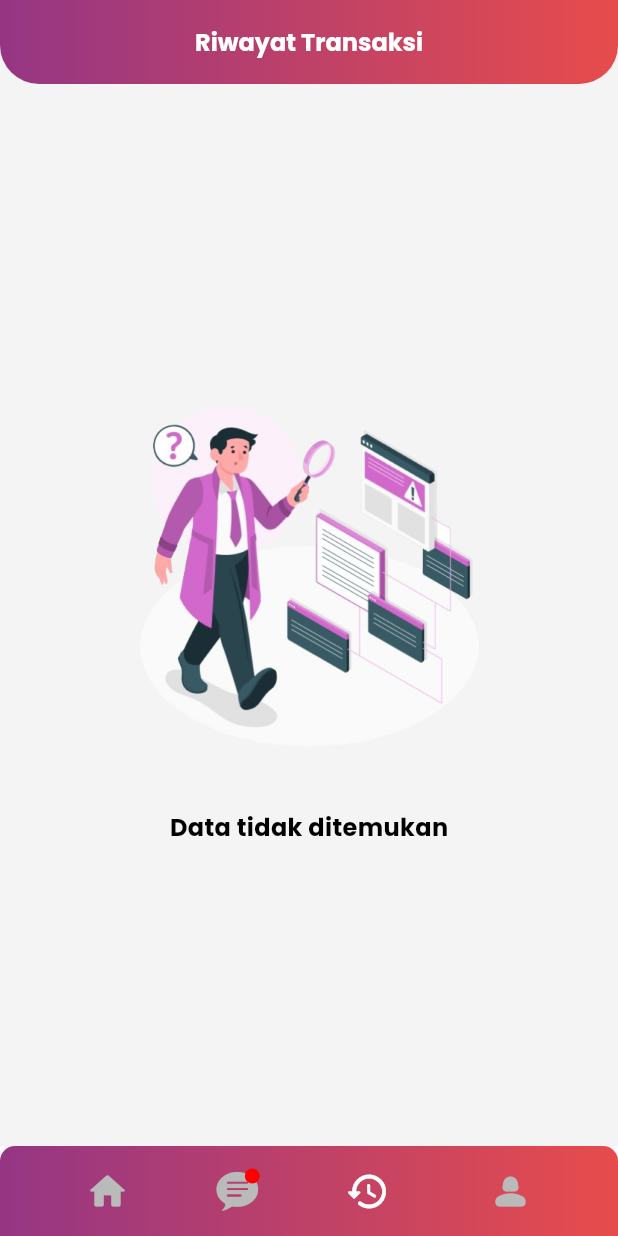
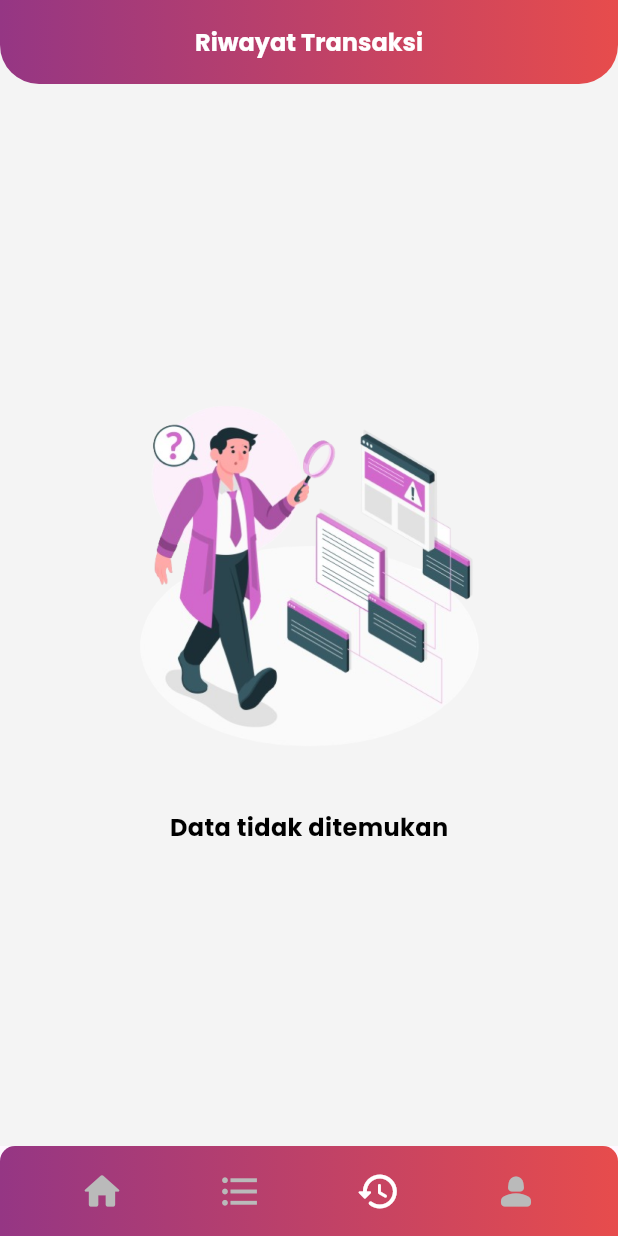
Before and after one commit to Antria-id/antria-mitra-mobile, a Flutter app: the BottomNavigation screen opened directly, item 3 of the bottom bar chosen, on a phone screen of 412 x 824 dp. Run offline on Flutter 3.47's test engine with Material 3 defaults, Android fonts, the phone set to English and light mode, and no system bars; our stand-ins replace dartz, dio, equatable, flutter_bloc, flutter_dotenv, flutter_expandable_fab and 9 more; missing offline and left inert: day_picker, flutter_timer_countdown; accounts and stored records are empty; network calls fail.

Commit message:
update bottom nav and validator

```diff
--- a/lib/src/shared/bottom_navigation.dart
+++ b/lib/src/shared/bottom_navigation.dart
@@ -1,9 +1,8 @@
-import 'package:antria_mitra_mobile/src/features/chat/presentation/pages/chat_list_page.dart';
+import 'package:antria_mitra_mobile/src/features/antrian/presentation/pages/antrian_page.dart';
 import 'package:antria_mitra_mobile/src/features/history_transaksi/presentation/pages/history_transaksi.dart';
 import 'package:antria_mitra_mobile/src/features/home/presentation/pages/home_page.dart';
 import 'package:antria_mitra_mobile/src/features/profile/presentation/pages/profile_page.dart';
 import 'package:antria_mitra_mobile/src/themes/app_color.dart';
-import 'package:flutter/cupertino.dart';
 import 'package:flutter/material.dart';
 
 class BottomNavigation extends StatefulWidget {
@@ -17,7 +16,7 @@ class _BottomNavigationState extends State<BottomNavigation> {
   int selectedIndex = 0;
   final List<Widget> screens = [
     const HomePage(),
-    const ChatListPage(),
+    const AntrianPage(),
     const HistoryTransaksiPage(),
     const ProfilePage(),
   ];
@@ -68,24 +67,15 @@ class _BottomNavigationState extends State<BottomNavigation> {
                           : AppColor.greyColor,
                       onPressed: () => onItemTapped(0),
                     ),
-                    InkWell(
-                      onTap: () => onItemTapped(1),
-                      child: Stack(
-                        alignment: Alignment.topRight,
-                        children: [
-                          Icon(
-                            CupertinoIcons.chat_bubble_text_fill,
-                            size: 30,
-                            color: selectedIndex == 1
-                                ? AppColor.whiteColor
-                                : AppColor.greyColor,
-                          ),
-                          const CircleAvatar(
-                            radius: 5,
-                            backgroundColor: Color(0xffFF0000),
-                          ),
-                        ],
+                    IconButton(
+                      icon: const Icon(
+                        Icons.format_list_bulleted,
+                        size: 30,
                       ),
+                      color: selectedIndex == 1
+                          ? AppColor.whiteColor
+                          : AppColor.greyColor,
+                      onPressed: () => onItemTapped(1),
                     ),
                     IconButton(
                       icon: const Icon(
--- a/lib/src/shared/validator.dart
+++ b/lib/src/shared/validator.dart
@@ -61,7 +61,7 @@ class ValidatorForm {
 
   String? validatePassword(String? value) {
     if (value == null || value.isEmpty) {
-      return 'Masukkan Password Anda';
+      return 'Password Tidak Boleh Kosong!';
     }
     return null;
   }
```
